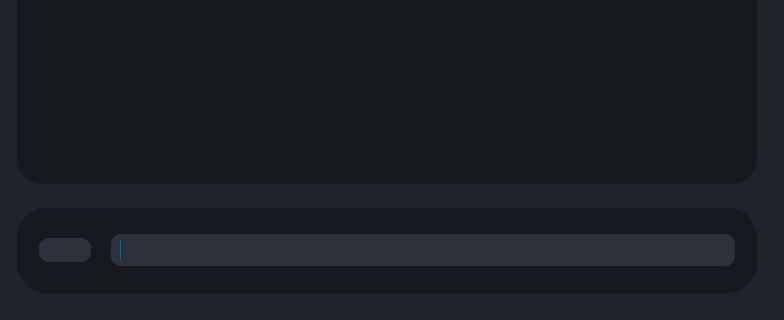
The window that testRVEInterface.ui (TNTwise/REAL-Video-Enhancer) describes before a commit, drawn with Qt 5; both pictures show x 113 to 897 and y 361 to 681 of the 897 by 681 pixel window.
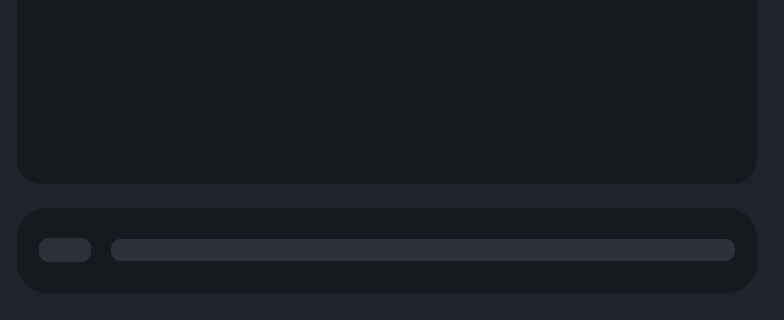
The same window after the commit. Icons and pictures are not drawn.

What changed in the file:
```diff
--- a/testRVEInterface.ui
+++ b/testRVEInterface.ui
@@ -41,11 +41,15 @@
 
 QProgressBar{
     background-color:#2c313c;
-	text-align:left;
-	padding:5px 10px;
 	border-radius: 10px;
 
 }
+ QProgressBar::chunk {
+     background-color:white;
+	text-align:left;
+	border-radius: 10px;
+	
+ }
 QStackedWidget{
 	background-color:#16191d;
 	text-align:left;
```
